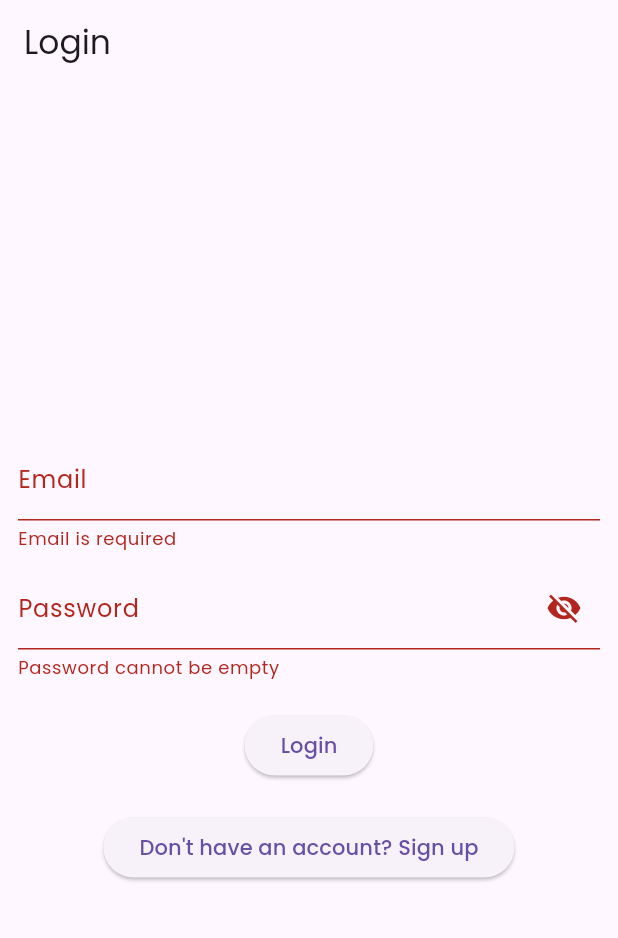
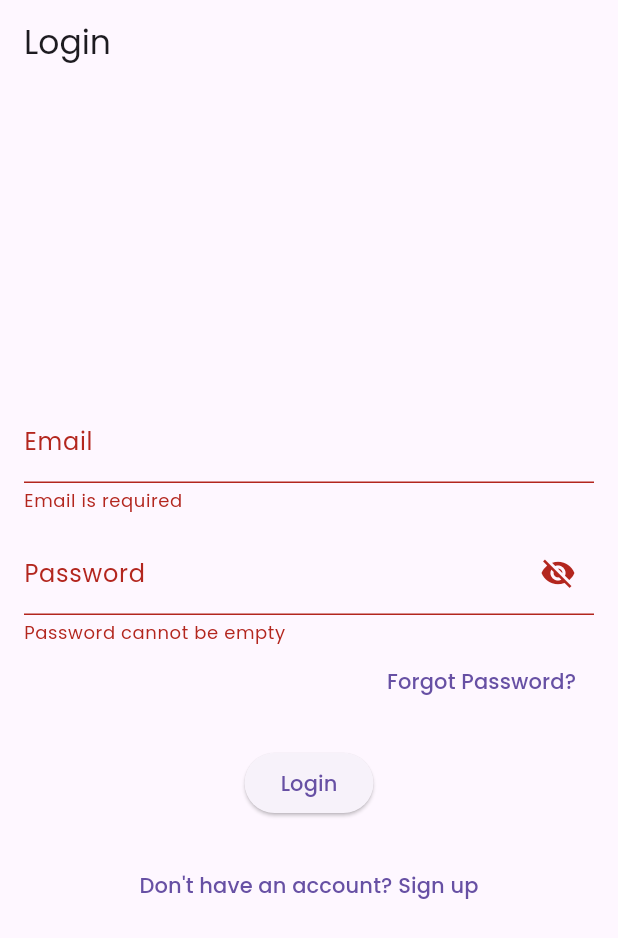
Before and after one commit to kadelsafal/Freelancing-System-Firebase-, a Flutter app: the screen it shows after launch, after a tap on "Login", on a phone screen of 412 x 824 dp. Shown: the top 938 px of the screen. Run offline on Flutter 3.47's test engine with Material 3 defaults, Android fonts, the phone set to English and light mode, and no system bars; our stand-ins replace cloud_firestore, file_picker, firebase_auth, firebase_core, flutter_rating_bar, google_fonts and 7 more; missing offline and left inert: appinio_video_player, googleapis, syncfusion_flutter_pdf; accounts and stored records are empty.

Commit message:
Forgot Password

```diff
--- a/freelance_system/lib/screens/login_screen.dart
+++ b/freelance_system/lib/screens/login_screen.dart
@@ -12,70 +12,129 @@ class LoginScreen extends StatefulWidget {
 
 class _LoginScreenState extends State<LoginScreen> {
   final _formKey = GlobalKey<FormState>();
-
-  bool isloading = false;
-  TextEditingController emailController = TextEditingController();
-  TextEditingController passwordController = TextEditingController();
+  final emailController = TextEditingController();
+  final passwordController = TextEditingController();
+  bool isLoading = false;
   bool isPasswordVisible = false;
 
+  @override
+  void dispose() {
+    emailController.dispose();
+    passwordController.dispose();
+    super.dispose();
+  }
+
   Future<void> loginUser() async {
-    setState(() {
-      isloading = true;
-    });
+    if (!_formKey.currentState!.validate()) return;
+
+    setState(() => isLoading = true);
 
     try {
-      UserCredential userCredential = await FirebaseAuth.instance
-          .signInWithEmailAndPassword(
-              email: emailController.text, password: passwordController.text);
+      await FirebaseAuth.instance.signInWithEmailAndPassword(
+        email: emailController.text.trim(),
+        password: passwordController.text.trim(),
+      );
 
-      // Handle successful login
-      ScaffoldMessenger.of(context)
-          .showSnackBar(SnackBar(content: Text("Login Successful")));
+      if (!mounted) return;
 
-      // Navigate to the dashboard or any other screen
-      Navigator.pushReplacement(context, MaterialPageRoute(builder: (context) {
-        return SplashScreen();
-      }));
+      ScaffoldMessenger.of(context).showSnackBar(
+        const SnackBar(content: Text("Login Successful")),
+      );
+
+      Navigator.pushReplacement(
+        context,
+        MaterialPageRoute(builder: (_) => const SplashScreen()),
+      );
     } on FirebaseAuthException catch (e) {
-      String errorMessage = "An error occurred";
+      String message = "An error occurred";
 
       if (e.code == 'user-not-found') {
-        errorMessage = 'No user found for that email.';
+        message = 'No user found for that email.';
       } else if (e.code == 'wrong-password') {
-        errorMessage = 'Incorrect password.';
+        message = 'Incorrect password.';
       }
 
+      if (!mounted) return;
       ScaffoldMessenger.of(context)
-          .showSnackBar(SnackBar(content: Text(errorMessage)));
+          .showSnackBar(SnackBar(content: Text(message)));
     } catch (e) {
+      if (!mounted) return;
       ScaffoldMessenger.of(context).showSnackBar(
-          SnackBar(content: Text("An unexpected error occurred: $e")));
+        SnackBar(content: Text("Unexpected error: $e")),
+      );
     } finally {
-      setState(() {
-        isloading = false;
-      });
+      if (mounted) setState(() => isLoading = false);
     }
+  }
+
+  void showForgotPasswordDialog() {
+    final forgotEmailController = TextEditingController();
+    final parentContext = context;
+
+    showDialog(
+      context: parentContext,
+      builder: (dialogContext) {
+        return AlertDialog(
+          title: const Text("Reset Password"),
+          content: TextFormField(
+            controller: forgotEmailController,
+            keyboardType: TextInputType.emailAddress,
+            decoration: const InputDecoration(labelText: "Enter your email"),
+          ),
+          actions: [
+            TextButton(
+              onPressed: () => Navigator.of(dialogContext).pop(),
+              child: const Text("Cancel"),
+            ),
+            ElevatedButton(
+              onPressed: () async {
+                final email = forgotEmailController.text.trim();
+                Navigator.of(dialogContext).pop(); // Close dialog first
+
+                if (email.isNotEmpty) {
+                  try {
+                    await FirebaseAuth.instance
+                        .sendPasswordResetEmail(email: email);
+                    if (!mounted) return;
+                    ScaffoldMessenger.of(parentContext).showSnackBar(
+                      SnackBar(
+                          content: Text("Password reset link sent to $email")),
+                    );
+                  } on FirebaseAuthException catch (e) {
+                    if (!mounted) return;
+                    ScaffoldMessenger.of(parentContext).showSnackBar(
+                      SnackBar(
+                          content:
+                              Text(e.message ?? "Error sending reset email")),
+                    );
+                  }
+                }
+              },
+              child: const Text("Send Reset Link"),
+            ),
+          ],
+        );
+      },
+    );
   }
 
   @override
   Widget build(BuildContext context) {
     return Scaffold(
-      appBar: AppBar(
-        title: Text("Login"),
-      ),
+      appBar: AppBar(title: const Text("Login")),
       body: Center(
         child: SingleChildScrollView(
-          child: Padding(
-            padding: const EdgeInsets.all(12.0),
+          padding: const EdgeInsets.all(16.0),
           child: Form(
             key: _formKey,
             child: Column(
-                mainAxisAlignment: MainAxisAlignment.center,
               crossAxisAlignment: CrossAxisAlignment.start,
               children: [
                 // Email Field
                 TextFormField(
                   controller: emailController,
+                  decoration: const InputDecoration(labelText: "Email"),
+                  keyboardType: TextInputType.emailAddress,
                   validator: (value) {
                     if (value == null || value.isEmpty) {
                       return "Email is required";
@@ -86,24 +145,13 @@ class _LoginScreenState extends State<LoginScreen> {
                     }
                     return null;
                   },
-                    decoration: InputDecoration(labelText: "Email"),
                 ),
-                  SizedBox(height: 10),
-                  // Password Field with Toggle
+                const SizedBox(height: 12),
+
+                // Password Field
                 TextFormField(
                   controller: passwordController,
-                    validator: (value) {
-                      if (value == null || value.isEmpty) {
-                        return "Password cannot be empty";
-                      }
-                      if (value.length < 6) {
-                        return "Password must be at least 6 characters long";
-                      }
-                      return null;
-                    },
                   obscureText: !isPasswordVisible,
-                    enableSuggestions: false,
-                    autocorrect: false,
                   decoration: InputDecoration(
                     labelText: "Password",
                     suffixIcon: IconButton(
@@ -119,33 +167,57 @@ class _LoginScreenState extends State<LoginScreen> {
                       },
                     ),
                   ),
+                  validator: (value) {
+                    if (value == null || value.isEmpty) {
+                      return "Password cannot be empty";
+                    }
+                    if (value.length < 6) {
+                      return "Password must be at least 6 characters long";
+                    }
+                    return null;
+                  },
                 ),
-                  SizedBox(height: 20),
+
+                // Forgot Password Link
+                Align(
+                  alignment: Alignment.centerRight,
+                  child: TextButton(
+                    onPressed: showForgotPasswordDialog,
+                    child: const Text("Forgot Password?"),
+                  ),
+                ),
+
+                const SizedBox(height: 20),
+
                 // Login Button
                 Center(
                   child: ElevatedButton(
-                      onPressed: () {
-                        if (_formKey.currentState!.validate()) {
-                          // Handle form submission
-                          loginUser();
-                        }
-                      },
-                      child: isloading
-                          ? CircularProgressIndicator()
-                          : Text("Login"),
+                    onPressed: loginUser,
+                    child: isLoading
+                        ? const SizedBox(
+                            width: 20,
+                            height: 20,
+                            child: CircularProgressIndicator(
+                              strokeWidth: 2,
+                              color: Colors.white,
+                            ),
+                          )
+                        : const Text("Login"),
                   ),
                 ),
-                  SizedBox(height: 20),
-                  // Redirect to Signup screen
+
+                const SizedBox(height: 20),
+
+                // Signup Redirect
                 Center(
-                    child: ElevatedButton(
+                  child: TextButton(
                     onPressed: () {
-                        Navigator.push(context,
-                            MaterialPageRoute(builder: (context) {
-                          return SignupScreen();
-                        }));
+                      Navigator.push(
+                        context,
+                        MaterialPageRoute(builder: (_) => const SignupScreen()),
+                      );
                     },
-                      child: Text("Don't have an account? Sign up"),
+                    child: const Text("Don't have an account? Sign up"),
                   ),
                 ),
               ],
@@ -153,7 +225,6 @@ class _LoginScreenState extends State<LoginScreen> {
           ),
         ),
       ),
-      ),
     );
   }
 }
```
Lines whose indentation alone changed are shown as unchanged.
